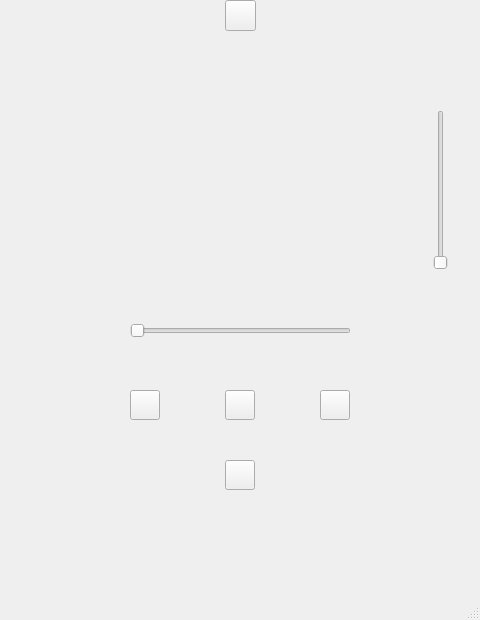
The window that aud.ui (sk1fix/audio) describes before a commit, drawn with Qt 5.
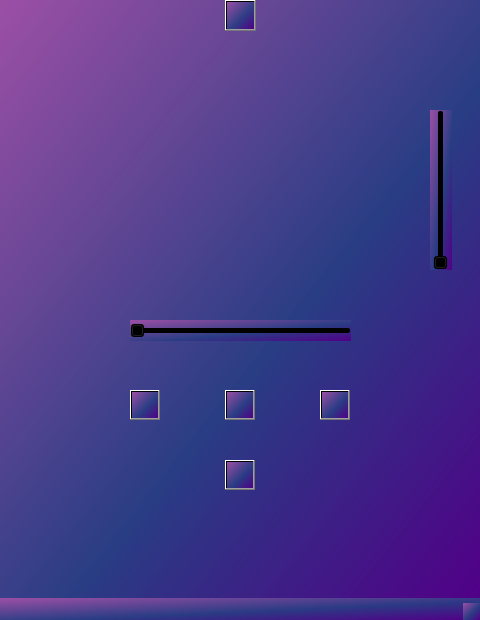
The same window after the commit. Icons and pictures are not drawn.

```diff
--- a/aud.ui
+++ b/aud.ui
@@ -16,6 +16,9 @@
   <property name="autoFillBackground">
    <bool>false</bool>
   </property>
+  <property name="styleSheet">
+   <string notr="true">background-color: qlineargradient(spread:pad, x1:1, y1:1, x2:0, y2:0, stop:0 rgba(81, 0, 135, 255), stop:0.427447 rgba(41, 61, 132, 235), stop:1 rgba(155, 79, 165, 255));</string>
+  </property>
   <widget class="QWidget" name="centralwidget">
    <widget class="QPushButton" name="pushButton">
     <property name="geometry">
```
Left out of the diff: 18 changed lines with no effect on the pictures.
